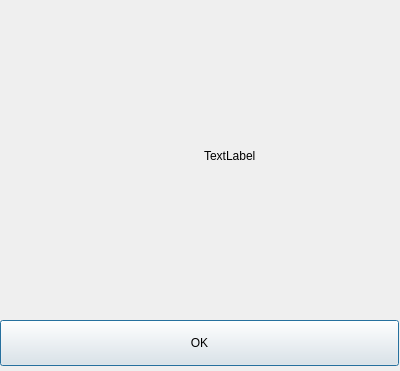
moose-kazan/qbr, file src/qbraboutdialog.ui: the form before one commit.
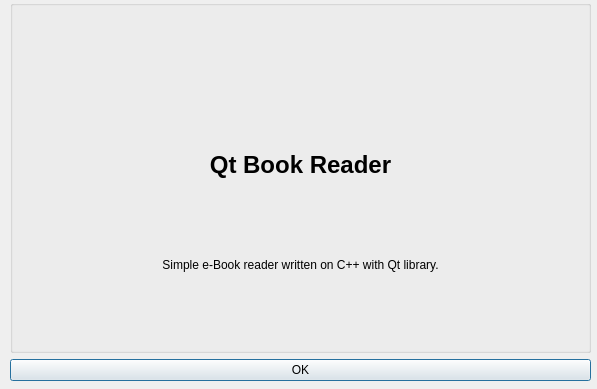
The form after the commit. Icons and pictures are not drawn.

Diff of the .ui file:
```diff
--- a/src/qbraboutdialog.ui
+++ b/src/qbraboutdialog.ui
@@ -6,8 +6,8 @@
    <rect>
     <x>0</x>
     <y>0</y>
-    <width>400</width>
-    <height>371</height>
+    <width>597</width>
+    <height>389</height>
    </rect>
   </property>
   <property name="windowTitle">
@@ -16,15 +16,28 @@
   <widget class="QWidget" name="verticalLayoutWidget">
    <property name="geometry">
     <rect>
-     <x>0</x>
+     <x>10</x>
      <y>0</y>
-     <width>401</width>
-     <height>311</height>
+     <width>581</width>
+     <height>381</height>
     </rect>
    </property>
    <layout class="QVBoxLayout" name="rootVLayout">
     <item>
-     <layout class="QHBoxLayout" name="mainLayout">
+     <widget class="QGroupBox" name="groupBox">
+      <property name="title">
+       <string/>
+      </property>
+      <widget class="QWidget" name="layoutWidget">
+       <property name="geometry">
+        <rect>
+         <x>20</x>
+         <y>20</y>
+         <width>541</width>
+         <height>291</height>
+        </rect>
+       </property>
+       <layout class="QVBoxLayout" name="verticalLayout">
       <item>
        <widget class="QLabel" name="appLogo">
         <property name="text">
@@ -38,26 +51,41 @@
       <item>
        <widget class="QLabel" name="appTitle">
         <property name="text">
-         <string>TextLabel</string>
-        </property>
-       </widget>
-      </item>
-     </layout>
+           <string>&lt;h1&gt;Qt Book Reader&lt;/h1&gt;</string>
+          </property>
+          <property name="alignment">
+           <set>Qt::AlignCenter</set>
+          </property>
+          <property name="wordWrap">
+           <bool>true</bool>
+          </property>
+         </widget>
+        </item>
+        <item>
+         <widget class="QLabel" name="appDesc">
+          <property name="text">
+           <string>Simple e-Book reader written on C++ with Qt library.</string>
+          </property>
+          <property name="alignment">
+           <set>Qt::AlignCenter</set>
+          </property>
+          <property name="wordWrap">
+           <bool>true</bool>
+          </property>
+         </widget>
     </item>
    </layout>
   </widget>
+     </widget>
+    </item>
+    <item>
   <widget class="QPushButton" name="okButton">
-   <property name="geometry">
-    <rect>
-     <x>0</x>
-     <y>320</y>
-     <width>399</width>
-     <height>46</height>
-    </rect>
-   </property>
    <property name="text">
     <string>OK</string>
    </property>
+     </widget>
+    </item>
+   </layout>
   </widget>
  </widget>
  <resources>
```
Left out of the diff: 4 changed lines with no effect on the pictures. Lines whose indentation alone changed are shown as unchanged.
